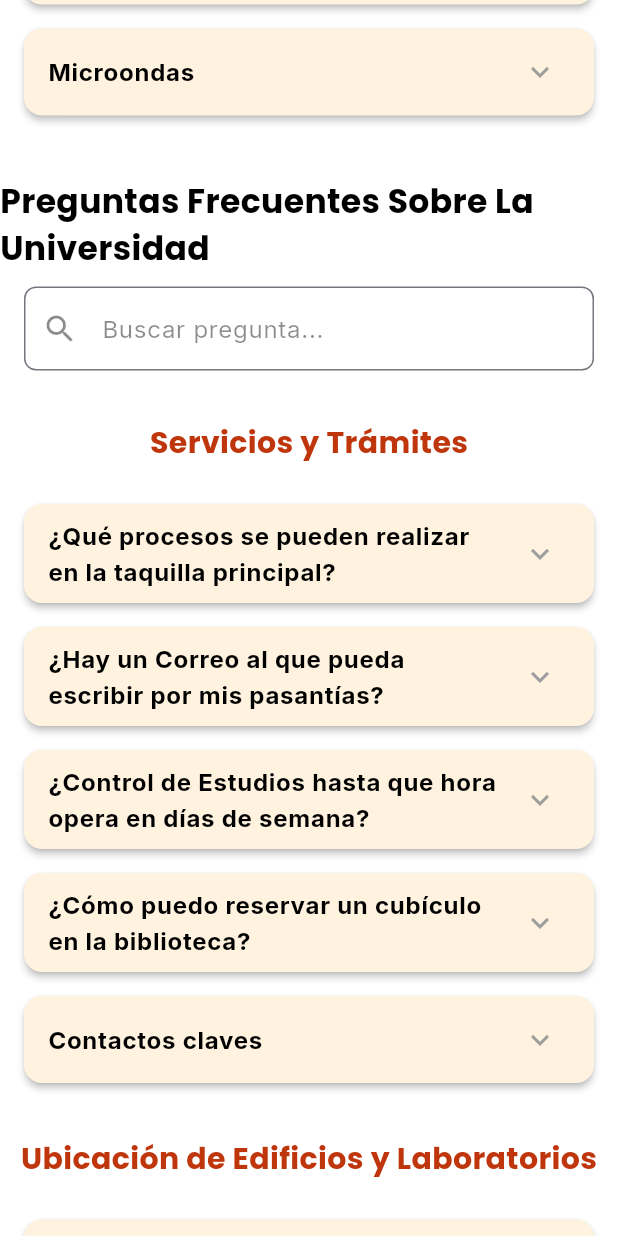
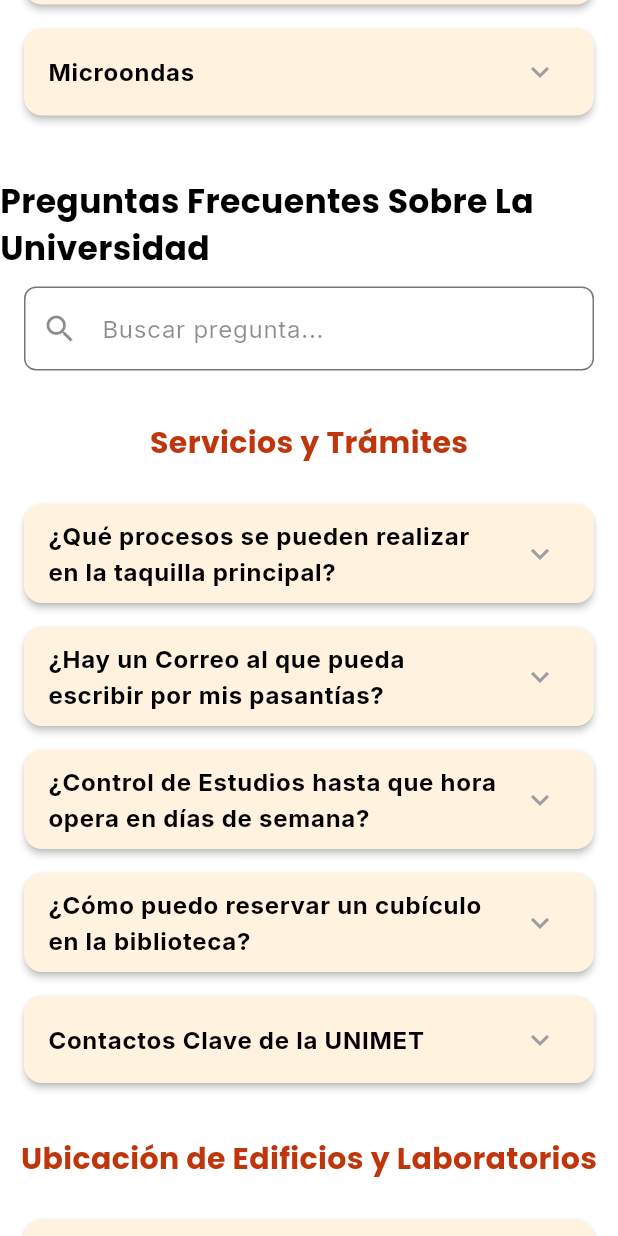
Before and after one commit to nicoplanas/umtrack_proyecto, a Flutter app: the InformationPage screen opened by its route, scrolled down 1728 dp, on a phone screen of 412 x 824 dp. Run offline on Flutter 3.47's test engine with Material 3 defaults, Android fonts, the phone set to English and light mode, and no system bars; our stand-ins replace cloud_firestore, file_picker, firebase_auth, firebase_core, google_fonts, google_sign_in and 1 more; accounts and stored records are empty.

Commit message:
feat: Mejoras estéticas en respuestas de FAQ y tamaño de imágenes

```diff
--- a/lib/features/Information/views/information_page.dart
+++ b/lib/features/Information/views/information_page.dart
@@ -99,8 +99,68 @@ class _InformationPageState extends State<InformationPage> {
         answer: 'Reservar un cubículo en la biblioteca es un proceso sencillo. Puedes hacerlo a través del sistema de reservas en línea, accesible desde el portal oficial de la biblioteca, o si lo prefieres, puedes dirigirte directamente al mostrador de atención al usuario para consultar la disponibilidad y realizar tu reserva de forma presencial.',
       ),
       FAQItem(
-        question: 'Contactos claves',
-        answer: 'Secretaría: secretaria@universidad.edu, Soporte TI: soporte@universidad.edu.',
+        question: 'Contactos Clave de la UNIMET',
+        answer: '''
+**Contactos Generales y Administrativos**
+  * Central Telefónica UNIMET:
+    * (0212) 241.48.33
+    * (0212) 242.33.42
+    * (0212) 241.59.85
+  * Admisiones:
+    * Teléfono: (0412)-240.32.01
+    * Correo: admision@unimet.edu.ve
+  * Vicerrectorado Administrativo:
+    * Correo: mescalona@unimet.edu.ve (María Gabriela Escalona, Vicerrectora)
+    * Asistentes:
+      * Teresa Guedez: tguedez@unimet.edu.ve / (0212)-240.32.51
+      * Gloria Carballeira: gcarballeira@unimet.edu.ve / (0212)-240.34.01
+  * Secretaría General:
+    * Correo: sperera@unimet.edu.ve (Luis Santiago Perera, Secretario General)
+  * Dirección de Finanzas (Caja UNIMET):
+    * Correo: anieves@unimet.edu.ve (Alexandra Nieves, Directora)
+    * Gerencia de Tesorería y Cobranzas: (0212)-240.36.82
+    * Gerencia de Contabilidad: (0212)-240.34.56
+  * Servicios (Infraestructura, etc.):
+    * Correo: igmendozar@unimet.edu.ve (Indira Mendoza, Directora)
+    * Teléfono: (0212)-240.37.13
+    * Asistente: (0212)-240.37.11
+
+**Contactos para Estudiantes**
+  * Decanato de Estudiantes:
+    * Correo: dec-est@unimet.edu.ve
+    * Correo de Vinculación Universitaria: vinculacionuniversitaria@unimet.edu.ve
+  * Dirección de Desarrollo y Bienestar Estudiantil (DDBE):
+    * Correo: ddbe@unimet.edu.ve
+    * Teléfono: (0212)-240.32.71 (Gerencia)
+    * Asesoramiento Grupal: (0212)-240.37.96
+    * Asesoramiento Individual: (0212)-240.39.19 / (0212)-240.32.84 (Recepción)
+  * Control de Estudios (Dirección de Registro y Control de Estudios):
+    * Pregrado: pregrado@unimet.edu.ve / (0212)-240.32.93 / 240.32.58
+    * Postgrado: postgrado@unimet.edu.ve / (0212)-240.36.51 / 240.36.06
+  * Pasantías:
+    * Correo general de Pasantías: pasantias@unimet.edu.ve
+    * Correo Internship UNIMET: internship@unimet.edu.ve
+    * Feria de Empleos y Pasantías: empleamet@unimet.edu.ve
+  * Solicitud de Documentos (Notas Certificadas, Programas):
+    * Teléfonos: (0212)-240.32.60 / 240.32.61 / 0212)-240.32.93 / 240.36.51 / 240.36.06
+    * Correo para programas certificados: programas@unimet.edu.ve
+    * Correo para revisión de expediente: revisiondedocumentos@unimet.edu.ve
+    * Taquilla de Grado (entrega de documentos): (0212)-240.32.98 / 240.32.54
+  * Biblioteca Pedro Grases:
+    * Teléfonos: (0212)- 240 3433 / 3434
+    * Correo para solvencias: solvenciasbpg@unimet.edu.ve
+  * CIUNIMET (Objetos perdidos y encontrados):
+    * Correo: ciunimet@unimet.edu.ve
+    * Teléfonos: (0212)-240.39.76 / 240.32.76
+
+**Decanatos y Facultades (Ejemplos)**
+  * Facultad de Ciencias (Decano):
+    * Correo: pcertad@unimet.edu.ve (Pedro Certad)
+    * Teléfonos: (0212)-240.38.79 / 240.39.97
+  * Facultad de Humanidades (Decano):
+    * Correo: mbriceno@unimet.edu.ve (Milagros Briceño)
+    * Teléfono: (0212)-240.34.94
+            ''',
       ),
     ],
     'Ubicación de Edificios y Laboratorios': [
```
